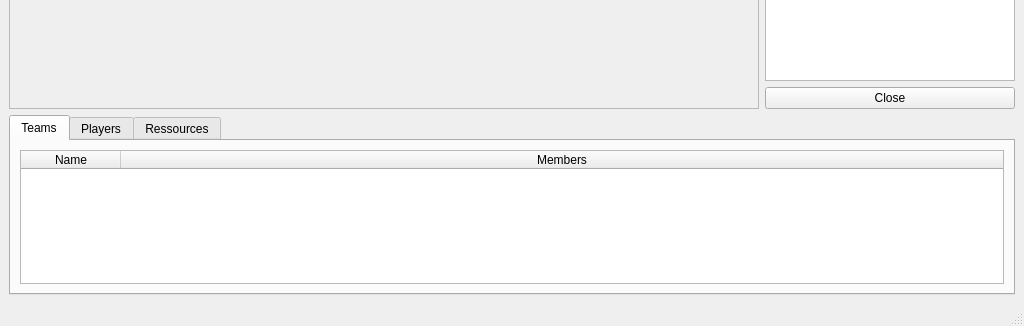
Above: clientqt/src/UI/MainWindow.ui from Armaldio/zappy before the change; both pictures show x 0 to 1024 and y 442 to 768 of the 1024 by 768 pixel window. Below: the same form after it.
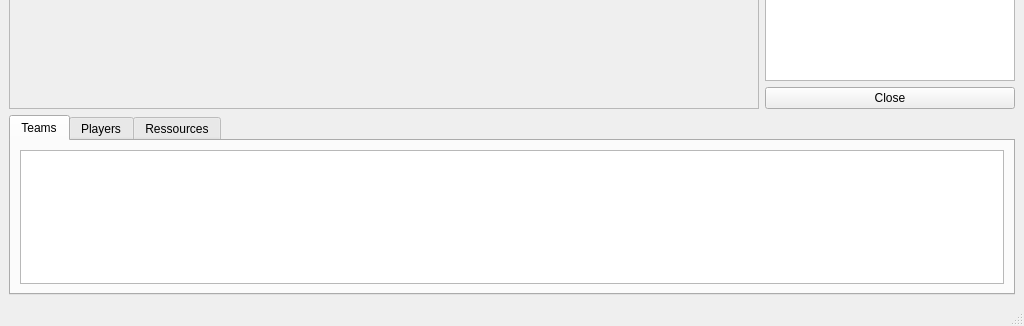
That is the form after the change. The open tabs and pages were chosen to show the change.

The edit to the form file:
```diff
--- a/clientqt/src/UI/MainWindow.ui
+++ b/clientqt/src/UI/MainWindow.ui
@@ -189,7 +189,7 @@
          </attribute>
          <layout class="QGridLayout" name="gridLayout_3">
           <item row="0" column="0">
-           <widget class="QTableWidget" name="teamsTable">
+           <widget class="QTableView" name="teamsTable">
             <property name="editTriggers">
              <set>QAbstractItemView::NoEditTriggers</set>
             </property>
@@ -199,16 +199,9 @@
             <attribute name="horizontalHeaderStretchLastSection">
              <bool>true</bool>
             </attribute>
-            <column>
-             <property name="text">
-              <string>Name</string>
-             </property>
-            </column>
-            <column>
-             <property name="text">
-              <string>Members</string>
-             </property>
-            </column>
+            <attribute name="verticalHeaderCascadingSectionResizes">
+             <bool>true</bool>
+            </attribute>
            </widget>
           </item>
          </layout>
```
Left out of the diff: 4 changed lines with no effect on the pictures.
